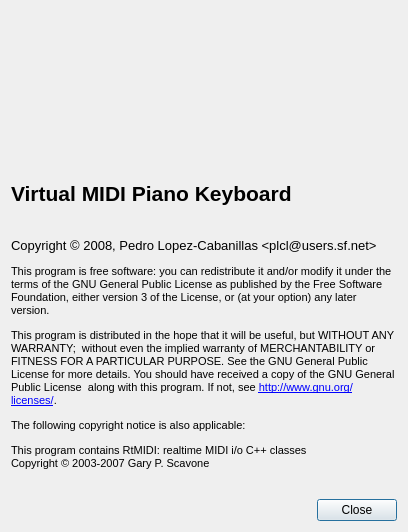
Above: trunk/src/about.ui from svn2github/vmpk before the change. Below: the same form after it.
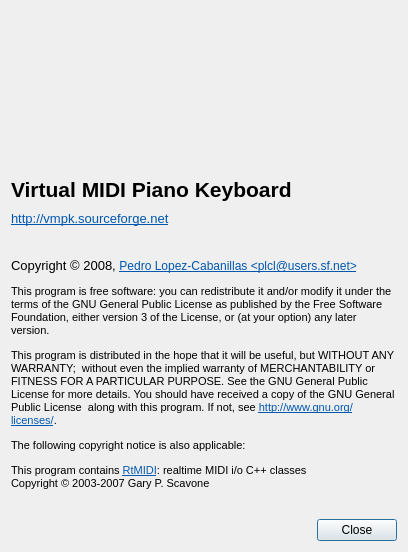
That is the form after the change. Icons and pictures are not drawn.

Commit message: * version string = 0.2.4 * better about dialog * midi Thru function: Send every incoming event to the output port, do not modify incoming channels. Process inside MIDI callback for better performance.

```diff
--- a/trunk/src/about.ui
+++ b/trunk/src/about.ui
@@ -6,7 +6,7 @@
     <x>0</x>
     <y>0</y>
     <width>404</width>
-    <height>532</height>
+    <height>552</height>
    </rect>
   </property>
   <property name="windowTitle" >
@@ -81,14 +81,15 @@
    <item row="1" column="0" colspan="2" >
     <widget class="QLabel" name="labelName" >
      <property name="text" >
-      <string>&lt;html>&lt;head>&lt;meta name="qrichtext" content="1" />&lt;style type="text/css">
+      <string>&lt;!DOCTYPE HTML PUBLIC "-//W3C//DTD HTML 4.0//EN" "http://www.w3.org/TR/REC-html40/strict.dtd">
+&lt;html>&lt;head>&lt;meta name="qrichtext" content="1" />&lt;style type="text/css">
 p, li { white-space: pre-wrap; }
-&lt;/style>&lt;/head>&lt;body style=" font-family:'Sans Serif'; font-size:9pt; font-weight:400; font-style:normal;">
-&lt;p style=" margin-top:0px; margin-bottom:0px; margin-left:0px; margin-right:0px; -qt-block-indent:0; text-indent:0px;">&lt;span style=" font-size:16pt; font-weight:600;">Virtual MIDI Piano Keyboard&lt;/span>&lt;/p>&lt;/body>&lt;/html></string>
+&lt;/style>&lt;/head>&lt;body style=" font-family:'Sans Serif'; font-size:10pt; font-weight:400; font-style:normal;">
+&lt;p style=" margin-top:0px; margin-bottom:0px; margin-left:0px; margin-right:0px; -qt-block-indent:0; text-indent:0px; font-size:9pt;">&lt;span style=" font-size:16pt; font-weight:600;">Virtual MIDI Piano Keyboard&lt;/span>&lt;/p>&lt;/body>&lt;/html></string>
      </property>
     </widget>
    </item>
-   <item row="2" column="0" colspan="2" >
+   <item row="3" column="0" colspan="2" >
     <widget class="QLabel" name="labelCopyright" >
      <property name="minimumSize" >
       <size>
@@ -97,14 +98,15 @@
       </size>
      </property>
      <property name="text" >
-      <string>&lt;html>&lt;head>&lt;meta name="qrichtext" content="1" />&lt;style type="text/css">
+      <string>&lt;!DOCTYPE HTML PUBLIC "-//W3C//DTD HTML 4.0//EN" "http://www.w3.org/TR/REC-html40/strict.dtd">
+&lt;html>&lt;head>&lt;meta name="qrichtext" content="1" />&lt;style type="text/css">
 p, li { white-space: pre-wrap; }
-&lt;/style>&lt;/head>&lt;body style=" font-family:'Sans Serif'; font-size:9pt; font-weight:400; font-style:normal;">
-&lt;p style=" margin-top:12px; margin-bottom:12px; margin-left:0px; margin-right:0px; -qt-block-indent:0; text-indent:0px;">&lt;span style=" font-size:10pt;">Copyright © 2008, Pedro Lopez-Cabanillas &amp;lt;plcl@users.sf.net&amp;gt;&lt;/span>&lt;/p>
+&lt;/style>&lt;/head>&lt;body style=" font-family:'Sans Serif'; font-size:10pt; font-weight:400; font-style:normal;">
+&lt;p style=" margin-top:12px; margin-bottom:12px; margin-left:0px; margin-right:0px; -qt-block-indent:0; text-indent:0px; font-size:9pt;">&lt;span style=" font-size:10pt;">Copyright © 2008, &lt;/span>&lt;a href="mailto:plcl@users.sf.net?subject=VMPK">&lt;span style=" text-decoration: underline; color:#0057ae;">Pedro Lopez-Cabanillas &amp;lt;plcl@users.sf.net&amp;gt;&lt;/span>&lt;/a>&lt;/p>
 &lt;p style=" margin-top:12px; margin-bottom:12px; margin-left:0px; margin-right:0px; -qt-block-indent:0; text-indent:0px; font-size:8pt;">This program is free software: you can redistribute it and/or modify it under the terms of the GNU General Public License as published by the Free Software Foundation, either version 3 of the License, or (at your option) any later version.&lt;/p>
-&lt;p style=" margin-top:12px; margin-bottom:12px; margin-left:0px; margin-right:0px; -qt-block-indent:0; text-indent:0px; font-size:8pt;">This program is distributed in the hope that it will be useful, but WITHOUT ANY WARRANTY;  without even the implied warranty of MERCHANTABILITY or FITNESS FOR A PARTICULAR PURPOSE. See the GNU General Public License for more details. You should have received a copy of the GNU General Public License  along with this program. If not, see &lt;a href="http://www.gnu.org/licenses/">&lt;span style=" text-decoration: underline; color:#0000ff;">http://www.gnu.org/licenses/&lt;/span>&lt;/a>.&lt;/p>
+&lt;p style=" margin-top:12px; margin-bottom:12px; margin-left:0px; margin-right:0px; -qt-block-indent:0; text-indent:0px; font-size:8pt;">This program is distributed in the hope that it will be useful, but WITHOUT ANY WARRANTY;  without even the implied warranty of MERCHANTABILITY or FITNESS FOR A PARTICULAR PURPOSE. See the GNU General Public License for more details. You should have received a copy of the GNU General Public License  along with this program. If not, see &lt;a href="http://www.gnu.org/licenses/">&lt;span style=" text-decoration: underline; color:#0057ae;">http://www.gnu.org/licenses/&lt;/span>&lt;/a>.&lt;/p>
 &lt;p style=" margin-top:12px; margin-bottom:12px; margin-left:0px; margin-right:0px; -qt-block-indent:0; text-indent:0px; font-size:8pt;">The following copyright notice is also applicable:&lt;/p>
-&lt;p style=" margin-top:12px; margin-bottom:12px; margin-left:0px; margin-right:0px; -qt-block-indent:0; text-indent:0px; font-size:8pt;">This program contains RtMIDI: realtime MIDI i/o C++ classes&lt;br />Copyright © 2003-2007 Gary P. Scavone&lt;/p>&lt;/body>&lt;/html></string>
+&lt;p style=" margin-top:12px; margin-bottom:12px; margin-left:0px; margin-right:0px; -qt-block-indent:0; text-indent:0px; font-size:8pt;">This program contains &lt;a href="http://www.music.mcgill.ca/~gary/rtmidi/">&lt;span style=" text-decoration: underline; color:#0057ae;">RtMIDI&lt;/span>&lt;/a>: realtime MIDI i/o C++ classes&lt;br />Copyright © 2003-2007 Gary P. Scavone&lt;/p>&lt;/body>&lt;/html></string>
      </property>
      <property name="textFormat" >
       <enum>Qt::RichText</enum>
@@ -114,13 +116,27 @@
      </property>
     </widget>
    </item>
-   <item row="3" column="0" colspan="2" >
+   <item row="4" column="0" colspan="2" >
     <widget class="QDialogButtonBox" name="buttonBox" >
      <property name="standardButtons" >
       <set>QDialogButtonBox::Close</set>
      </property>
     </widget>
    </item>
+   <item row="2" column="0" >
+    <widget class="QLabel" name="label" >
+     <property name="text" >
+      <string>&lt;!DOCTYPE HTML PUBLIC "-//W3C//DTD HTML 4.0//EN" "http://www.w3.org/TR/REC-html40/strict.dtd">
+&lt;html>&lt;head>&lt;meta name="qrichtext" content="1" />&lt;style type="text/css">
+p, li { white-space: pre-wrap; }
+&lt;/style>&lt;/head>&lt;body style=" font-family:'Sans Serif'; font-size:10pt; font-weight:400; font-style:normal;">
+&lt;p style=" margin-top:0px; margin-bottom:0px; margin-left:0px; margin-right:0px; -qt-block-indent:0; text-indent:0px;">&lt;a href="http://vmpk.sourceforge.net">&lt;span style=" text-decoration: underline; color:#0057ae;">http://vmpk.sourceforge.net&lt;/span>&lt;/a>&lt;/p>&lt;/body>&lt;/html></string>
+     </property>
+     <property name="openExternalLinks" >
+      <bool>true</bool>
+     </property>
+    </widget>
+   </item>
   </layout>
  </widget>
  <layoutdefault spacing="6" margin="11" />
```
Left out of the diff: 3 changed lines with no effect on the pictures. The commit also changes 3 other files.
